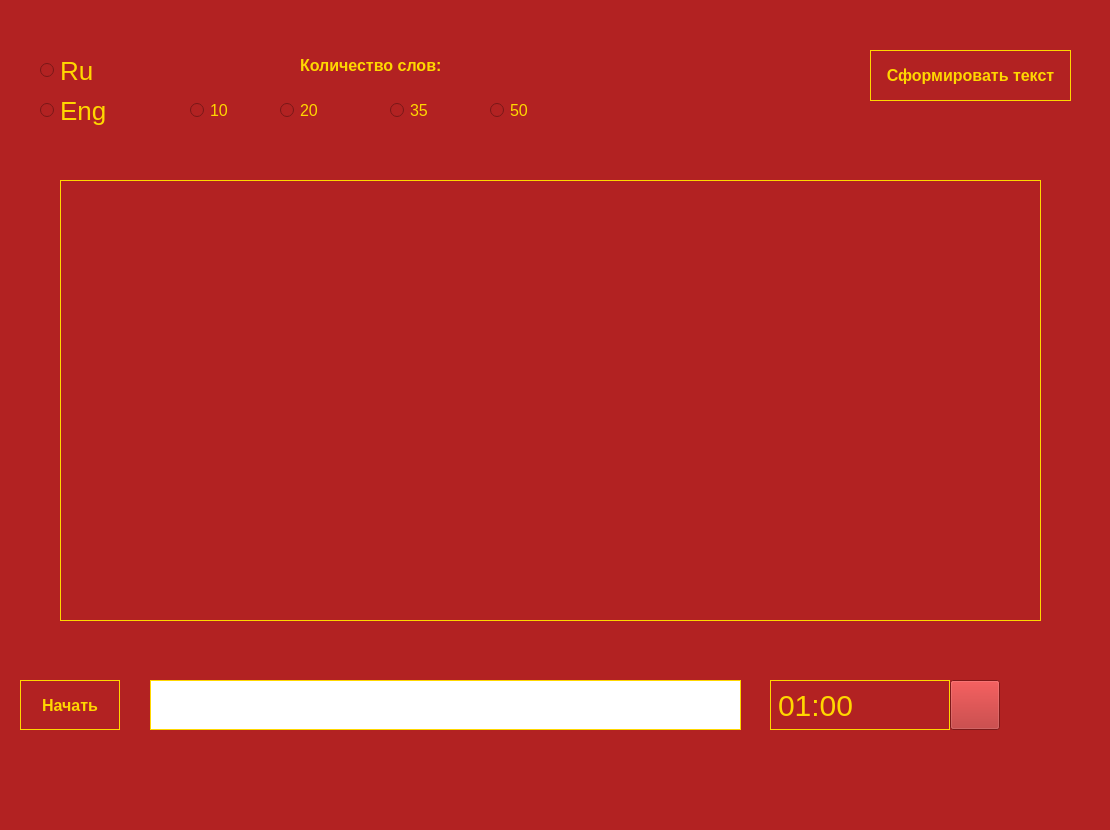
Before: the Qt Designer form yandex_lyceum_project/game_form.ui in Keysiks/python_files, drawn with Qt 5.
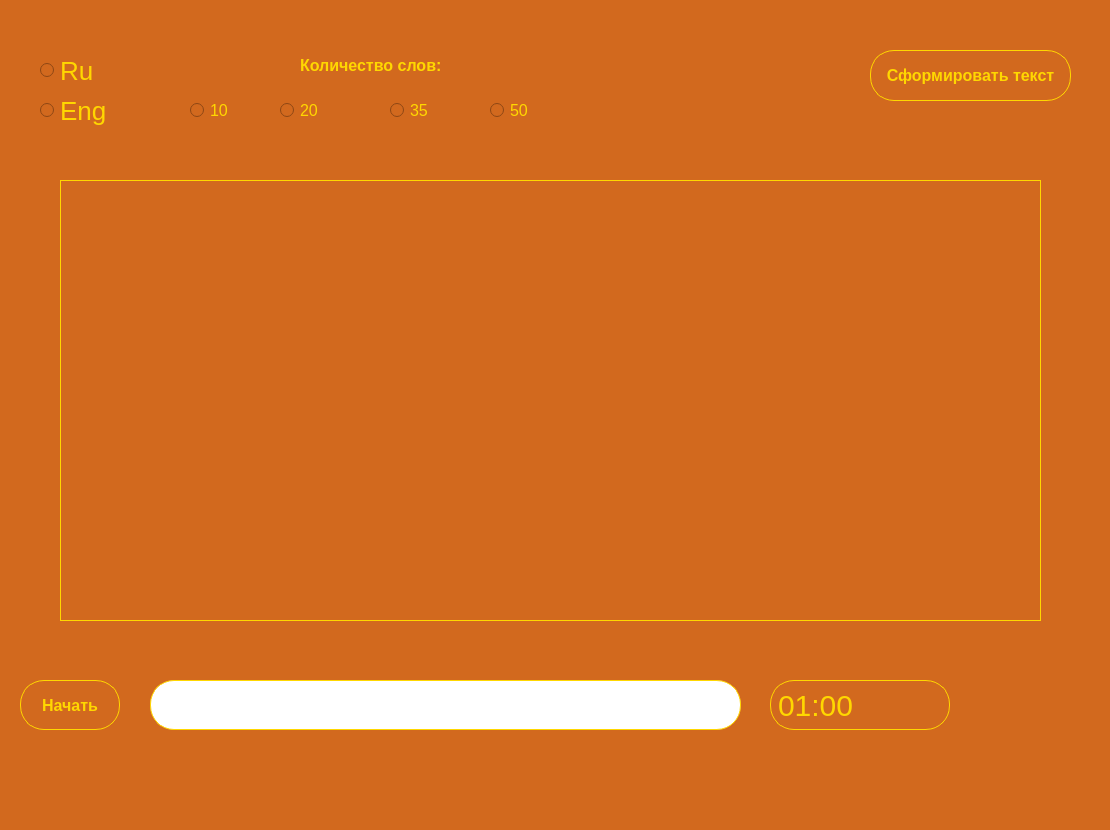
After: the same form once the commit is applied.

Patch:
```diff
--- a/yandex_lyceum_project/game_form.ui
+++ b/yandex_lyceum_project/game_form.ui
@@ -26,7 +26,7 @@
    <string>MainWindow</string>
   </property>
   <property name="styleSheet">
-   <string notr="true">background: #B22222;</string>
+   <string notr="true">background: #D2691E;</string>
   </property>
   <widget class="QWidget" name="centralwidget">
    <widget class="QRadioButton" name="radioButton">
@@ -84,6 +84,7 @@
 	font-size: 16px;
 	font-family: 'gilroy';
 	font-weight: 900;
+	border-radius: 24px;
 }
 QPushButton:hover {
     background: gold;
@@ -197,7 +198,8 @@
      </rect>
     </property>
     <property name="styleSheet">
-     <string notr="true">font-size: 30px; border:  1px solid gold; color: gold;</string>
+     <string notr="true">font-size: 30px; border:  1px solid gold; color: gold;
+border-radius: 24px;</string>
     </property>
     <property name="text">
      <string>01:00</string>
@@ -249,6 +251,7 @@
 	font-size: 16px;
 	font-family: 'gilroy';
 	font-weight: 900;
+	border-radius: 24px;
 }
 QPushButton:hover {
     background: gold;
@@ -272,6 +275,7 @@
      <string notr="true">QPushButton{
 	color: gold;
 	font-weight: 900;
+	border-radius: 24px;
 }
 
 QPushButtpon: hover{
@@ -295,7 +299,8 @@
      <string notr="true">background: white;
 border: 1px solid gold;
 font-size: 30px; 
-font-weight: 900;</string>
+font-weight: 900;
+border-radius: 24px;</string>
     </property>
    </widget>
   </widget>
```
Left out of the diff: 2 changed lines with no effect on the pictures.
